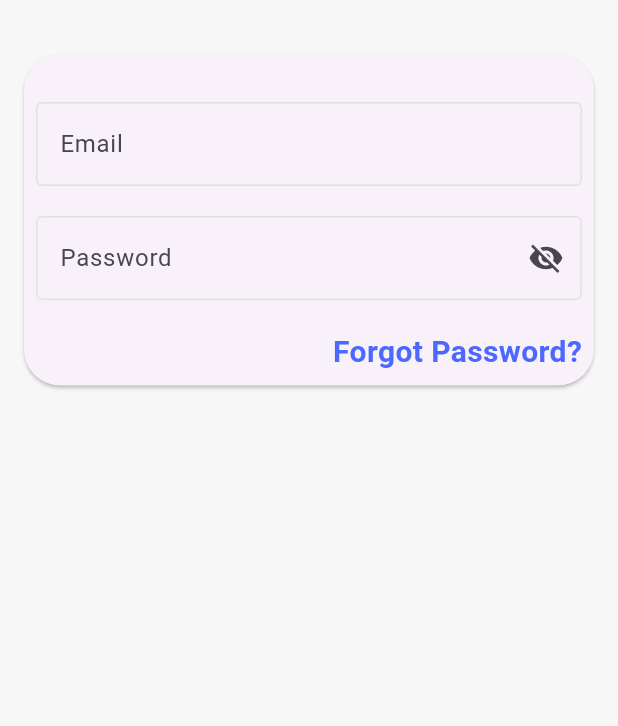
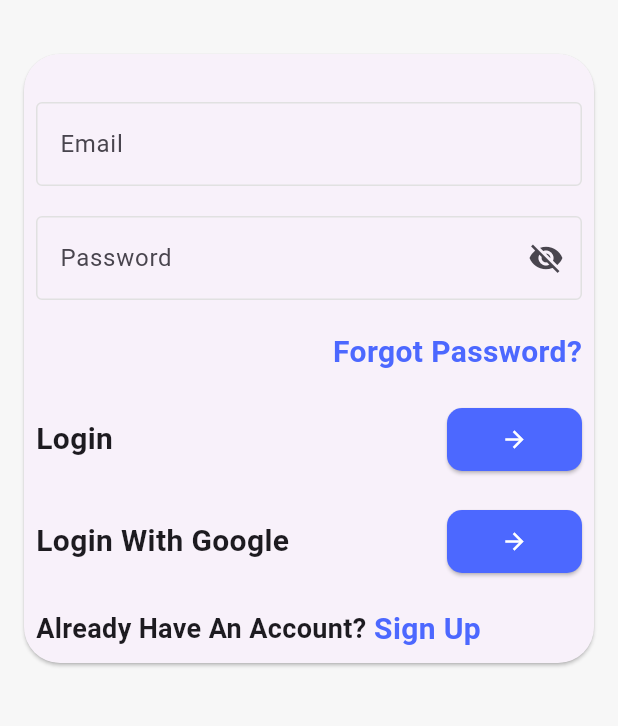
Before and after one commit to blalfayed/ecommerce_supabase, a Flutter app: the screen it shows after launch, on a phone screen of 412 x 824 dp, the part 81-807 px from its top. Run offline on Flutter 3.47's test engine with Material 3 defaults, Android fonts, the light colour scheme and no system bars.

Commit message:
finish login view ui

```diff
--- a/lib/views/auth/ui/login_view.dart
+++ b/lib/views/auth/ui/login_view.dart
@@ -56,6 +56,41 @@ class LoginView extends StatelessWidget {
                           text: 'Forgot Password?',
                         ),
                       ],
+                    ),
+                    const SizedBox(
+                      height: 20,
+                    ),
+                    CustomRowWithArrowBtn(
+                      text: 'Login',
+                      onTap: () {},
+                    ),
+                    const SizedBox(
+                      height: 20,
+                    ),
+                    CustomRowWithArrowBtn(
+                      text: 'Login With Google',
+                      onTap: () {},
+                    ),
+                    const SizedBox(
+                      height: 20,
+                    ),
+                    Row(
+                      children: [
+                        const Text(
+                          'Already Have An Account?',
+                          style: TextStyle(
+                            fontSize: 18,
+                            fontWeight: FontWeight.bold,
+                          ),
+                        ),
+                        const SizedBox(
+                          width: 5,
+                        ),
+                        CustomTextButton(
+                          text: 'Sign Up',
+                          ontap: () {},
+                        )
+                      ],
                     )
                   ],
                 ),
@@ -64,6 +99,39 @@ class LoginView extends StatelessWidget {
           ],
         ),
       ),
+    );
+  }
+}
+
+class CustomRowWithArrowBtn extends StatelessWidget {
+  const CustomRowWithArrowBtn({
+    super.key,
+    required this.text,
+    this.onTap,
+  });
+  final String text;
+  final void Function()? onTap;
+  @override
+  Widget build(BuildContext context) {
+    return Row(
+      mainAxisAlignment: MainAxisAlignment.spaceBetween,
+      children: [
+        Text(
+          text,
+          style: const TextStyle(fontSize: 20, fontWeight: FontWeight.bold),
+        ),
+        ElevatedButton(
+            style: ElevatedButton.styleFrom(
+                backgroundColor: AppColors.kPrimaryColor,
+                foregroundColor: AppColors.kWhiteColor,
+                shape: RoundedRectangleBorder(
+                    borderRadius: BorderRadius.circular(10))),
+            onPressed: onTap,
+            child: const Padding(
+              padding: EdgeInsets.symmetric(vertical: 12, horizontal: 12),
+              child: Icon(Icons.arrow_forward),
+            ))
+      ],
     );
   }
 }
```
